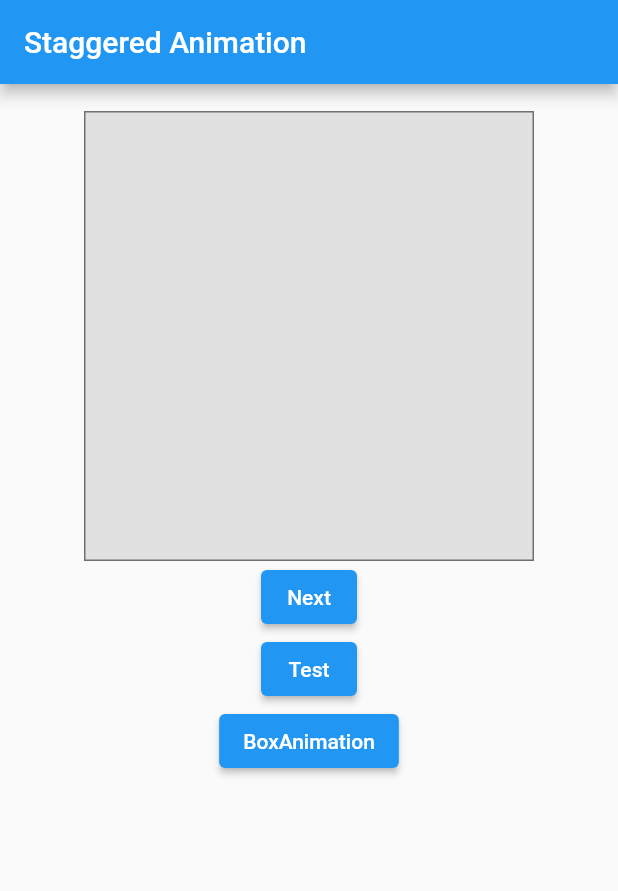
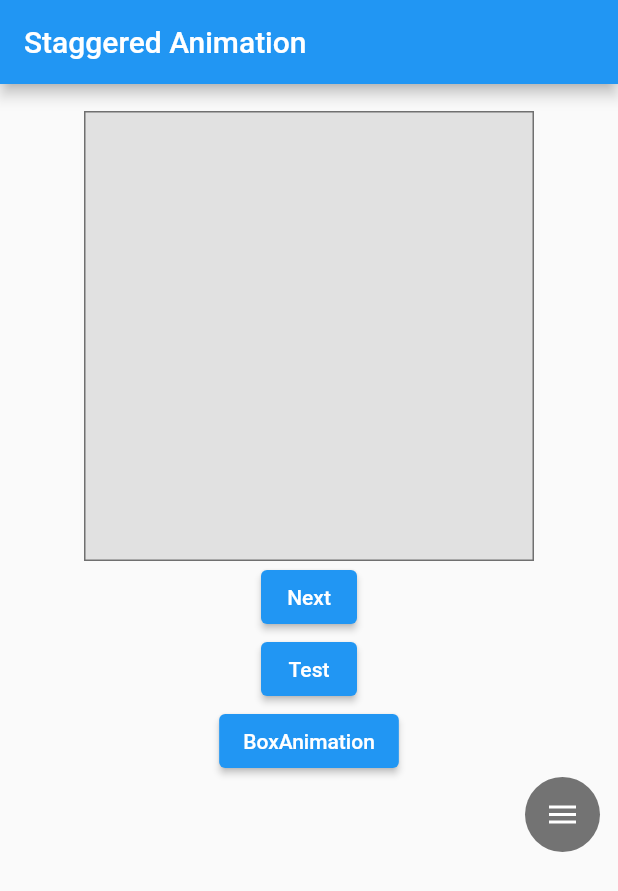
Before and after one commit to nugaa/animated_widgets, a Flutter app: the screen it shows after launch, on a phone screen of 412 x 824 dp. Shown: the top 891 px of the screen. Run offline on Flutter 3.47's test engine with Material 2 defaults, Android fonts, the phone set to English and light mode, and no system bars.

Commit message:
Added new menu bar animation example - menu_toggle_animation.dart

```diff
--- a/lib/main.dart
+++ b/lib/main.dart
@@ -4,6 +4,7 @@ import 'package:flutter/material.dart';
 import 'package:flutter/scheduler.dart' show timeDilation;
 import 'package:isolate_tests/animate_test.dart';
 import 'package:isolate_tests/box_animated.dart';
+import 'package:isolate_tests/menu_toggle_animation.dart';
 import 'package:isolate_tests/next_widget.dart';
 
 class StaggerAnimation extends StatelessWidget {
@@ -244,7 +245,8 @@ class _StaggerDemoState extends State<StaggerDemo>
                     context,
                     MaterialPageRoute(
                         builder: (context) => const BoxAnimated())),
-                child: const Text('BoxAnimation'))
+                child: const Text('BoxAnimation')),
+            const Align(alignment: Alignment.centerRight, child: MenuButton()),
           ],
         ),
       ),
--- /dev/null
+++ b/lib/menu_toggle_animation.dart
@@ -0,0 +1,132 @@
+import 'package:flutter/material.dart';
+import 'package:flutter/scheduler.dart';
+
+class AnimatedMenuButton extends StatelessWidget {
+  AnimatedMenuButton({required Animation<double> animation, Key? key})
+      : width = Tween<double>(
+          begin: 50,
+          end: 300,
+        ).animate(CurvedAnimation(parent: animation, curve: Curves.ease)),
+        icon = Tween<double>(
+          begin: 0,
+          end: 1,
+        ).animate(CurvedAnimation(parent: animation, curve: Curves.ease)),
+        opacity = Tween<double>(begin: 0.0, end: 1.0).animate(CurvedAnimation(
+            parent: animation,
+            curve: const Interval(0.5, 1, curve: Curves.ease))),
+        super(key: key);
+
+  final Animation<double> width;
+  final Animation<double> icon;
+  final Animation<double> opacity;
+
+  @override
+  Widget build(BuildContext context) {
+    return Container(
+      padding: const EdgeInsets.all(8),
+      alignment: width.value < 60 ? Alignment.center : Alignment.centerLeft,
+      height: 50,
+      width: width.value,
+      decoration: const BoxDecoration(
+        borderRadius: BorderRadius.all(Radius.circular(30)),
+        color: Colors.black54,
+      ),
+      child: Row(
+        mainAxisAlignment: width.value < 60
+            ? MainAxisAlignment.center
+            : MainAxisAlignment.start,
+        children: [
+          AnimatedIcon(
+            progress: icon,
+            color: Colors.white,
+            icon: AnimatedIcons.menu_close,
+          ),
+          width.value < 260
+              ? const SizedBox()
+              : Opacity(
+                  opacity: opacity.value,
+                  child: ListView.builder(
+                      itemCount: 5,
+                      shrinkWrap: true,
+                      scrollDirection: Axis.horizontal,
+                      itemBuilder: (context, index) {
+                        return Row(
+                          children: [
+                            const SizedBox(
+                              width: 12.0,
+                            ),
+                            GestureDetector(
+                              onTap: () => print('item$index'),
+                              child: Container(
+                                height: 30,
+                                width: 30,
+                                decoration: BoxDecoration(
+                                  color: Colors.white70,
+                                  borderRadius: BorderRadius.circular(30),
+                                ),
+                              ),
+                            ),
+                          ],
+                        );
+                      }),
+                ),
+        ],
+      ),
+    );
+  }
+}
+
+class MenuButton extends StatefulWidget {
+  const MenuButton({Key? key}) : super(key: key);
+
+  @override
+  _MenuButtonState createState() => _MenuButtonState();
+}
+
+class _MenuButtonState extends State<MenuButton>
+    with SingleTickerProviderStateMixin {
+  late AnimationController animationController;
+  bool _isExpanded = false;
+
+  @override
+  void initState() {
+    animationController = AnimationController(
+        vsync: this, duration: const Duration(milliseconds: 400));
+    super.initState();
+  }
+
+  @override
+  void dispose() {
+    animationController.dispose();
+    super.dispose();
+  }
+
+  Future _playAnimation() async {
+    if (_isExpanded) {
+      await animationController.forward();
+    } else {
+      await animationController.reverse();
+    }
+  }
+
+  @override
+  Widget build(BuildContext context) {
+    timeDilation = 1.0;
+    return Padding(
+      padding: const EdgeInsets.only(right: 12.0),
+      child: AnimatedBuilder(
+          animation: animationController,
+          builder: (context, child) => InkWell(
+                onTap: () {
+                  setState(() {
+                    _isExpanded = !_isExpanded;
+                  });
+                  _playAnimation();
+                },
+                child: AnimatedMenuButton(
+                  animation: animationController.view,
+                ),
+              )),
+    );
+  }
+}
```
